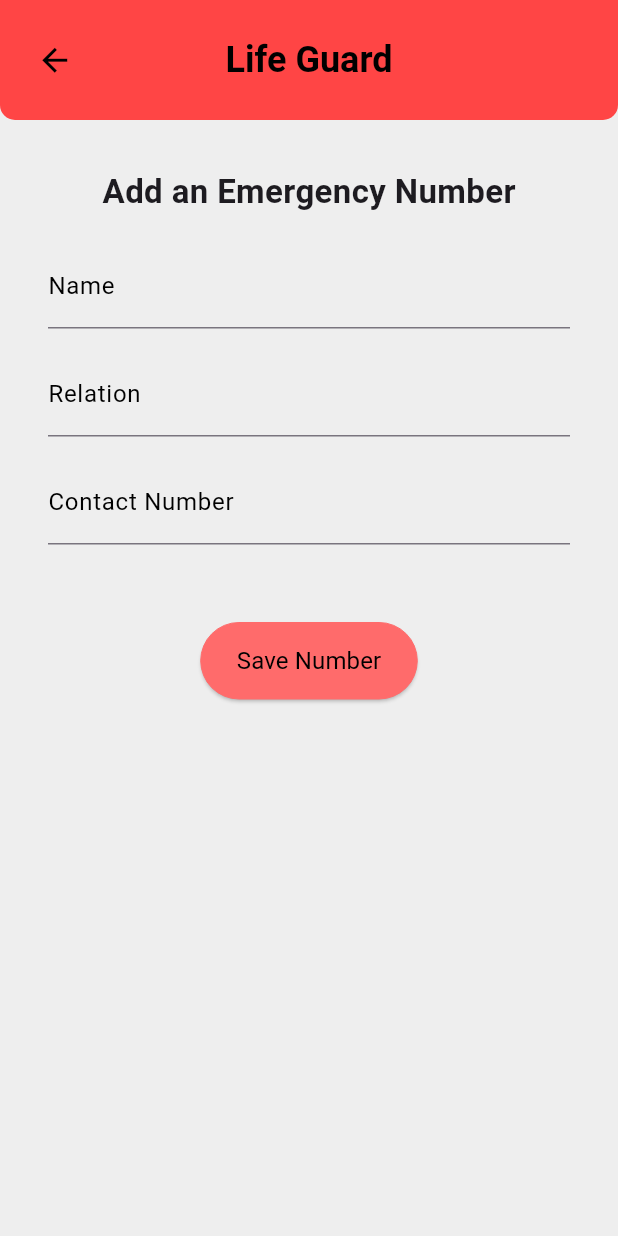
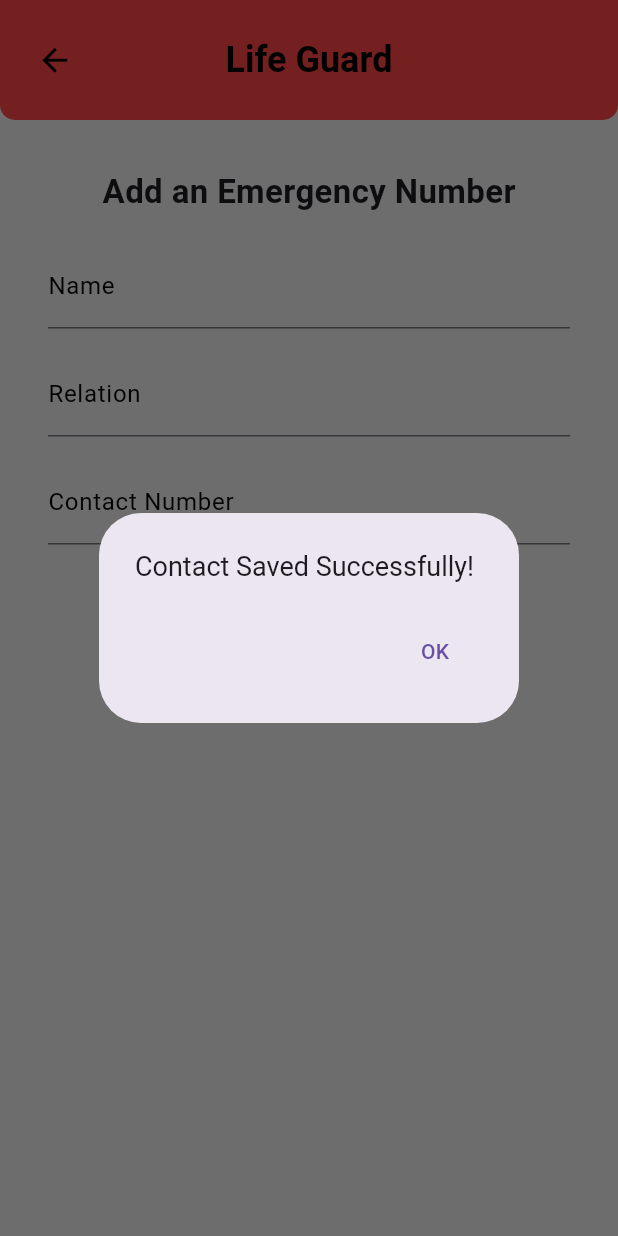
Before and after one commit to VihanDI/Emergency-SOS-App, a Flutter app: the screen it shows after launch, after a tap on the "add" icon, after a tap on "Save Number", on a phone screen of 412 x 824 dp. Run offline on Flutter 3.47's test engine with Material 3 defaults, Android fonts, the phone set to English and light mode, and no system bars; our stand-ins replace carousel_slider, curved_navigation_bar, geolocator; network calls fail.

Commit message:
Add popup message for successful contact save

```diff
--- a/sos-app/lib/screens/add_number_screen.dart
+++ b/sos-app/lib/screens/add_number_screen.dart
@@ -69,7 +69,7 @@ class AddNumberScreen extends StatelessWidget {
                   padding: const EdgeInsets.symmetric(vertical: 4.0),
                   child: ElevatedButton(
                     onPressed: () {
-                      print("Number Saved!");
+                      _showOptionsPopup(context);
                     },
                     style: ElevatedButton.styleFrom(
                       foregroundColor: Colors.black,
@@ -99,6 +99,29 @@ class AddNumberScreen extends StatelessWidget {
   }
 }
 
+Future<void> _showOptionsPopup(BuildContext context) async {
+  return showDialog<void>(
+    context: context,
+    builder: (BuildContext context) {
+      return AlertDialog(
+        title: const Text(
+          'Contact Saved Successfully!',
+          style: TextStyle(fontSize: 18),
+        ),
+        actions: [
+          TextButton(
+            onPressed: () {
+              Navigator.pop(context); // Close the popup
+              navigateToPage(context, const HomeScreen());
+            },
+            child: const Text('OK'),
+          ),
+        ],
+      );
+    },
+  );
+}
+
 void navigateToPage(BuildContext context, Widget page) {
   Navigator.push(
     context,
--- a/sos-app/lib/screens/disaster_category_screen.dart
+++ b/sos-app/lib/screens/disaster_category_screen.dart
@@ -94,7 +94,10 @@ Future<void> _showOptionsPopup(
     context: context,
     builder: (BuildContext context) {
       return AlertDialog(
-        title: const Text('Call or Send Message'),
+        title: const Text(
+          'Call or Send Message',
+          style: TextStyle(fontSize: 18),
+        ),
         actions: [
           TextButton(
             onPressed: () {
```
